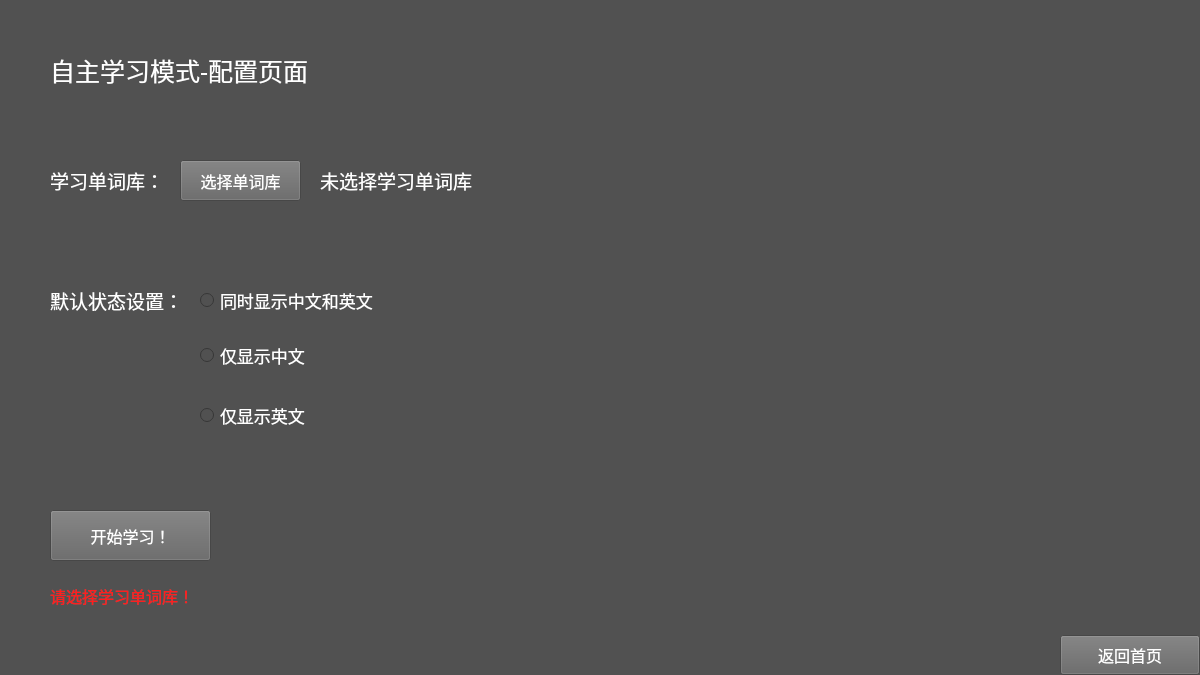
Old version of the form LearnMenu.ui in the repository liyuxuan2003/ParrotWords.
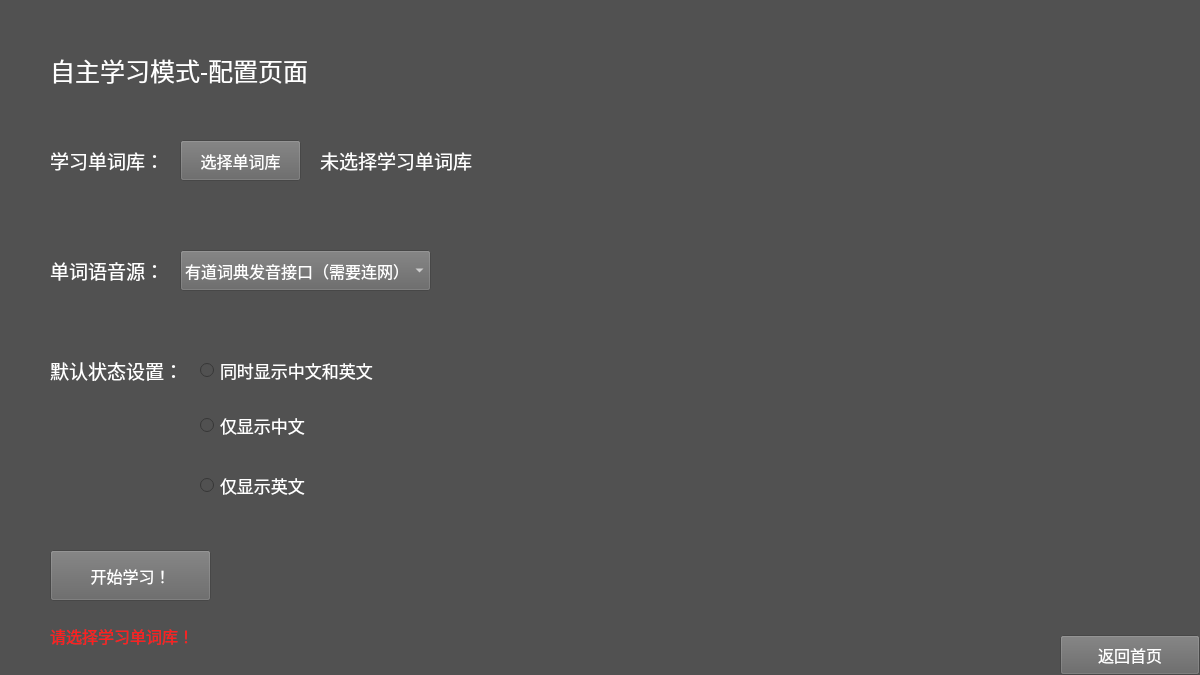
New version of the form.

Patch:
```diff
--- a/LearnMenu.ui
+++ b/LearnMenu.ui
@@ -20,7 +20,7 @@
    <property name="geometry">
     <rect>
      <x>320</x>
-     <y>160</y>
+     <y>140</y>
      <width>551</width>
      <height>41</height>
     </rect>
@@ -42,7 +42,7 @@
    <property name="geometry">
     <rect>
      <x>50</x>
-     <y>510</y>
+     <y>550</y>
      <width>161</width>
      <height>51</height>
     </rect>
@@ -65,7 +65,7 @@
    <property name="geometry">
     <rect>
      <x>50</x>
-     <y>580</y>
+     <y>620</y>
      <width>441</width>
      <height>31</height>
     </rect>
@@ -87,7 +87,7 @@
    <property name="geometry">
     <rect>
      <x>50</x>
-     <y>160</y>
+     <y>140</y>
      <width>121</width>
      <height>41</height>
     </rect>
@@ -154,7 +154,7 @@
    <property name="geometry">
     <rect>
      <x>180</x>
-     <y>160</y>
+     <y>140</y>
      <width>121</width>
      <height>41</height>
     </rect>
@@ -177,7 +177,7 @@
    <property name="geometry">
     <rect>
      <x>50</x>
-     <y>280</y>
+     <y>350</y>
      <width>131</width>
      <height>41</height>
     </rect>
@@ -199,7 +199,7 @@
    <property name="geometry">
     <rect>
      <x>200</x>
-     <y>285</y>
+     <y>355</y>
      <width>221</width>
      <height>31</height>
     </rect>
@@ -224,7 +224,7 @@
    <property name="geometry">
     <rect>
      <x>200</x>
-     <y>340</y>
+     <y>410</y>
      <width>221</width>
      <height>31</height>
     </rect>
@@ -249,7 +249,7 @@
    <property name="geometry">
     <rect>
      <x>200</x>
-     <y>400</y>
+     <y>470</y>
      <width>221</width>
      <height>31</height>
     </rect>
@@ -270,6 +270,58 @@
     <string>仅显示英文</string>
    </property>
   </widget>
+  <widget class="QLabel" name="labelSource">
+   <property name="geometry">
+    <rect>
+     <x>50</x>
+     <y>250</y>
+     <width>121</width>
+     <height>41</height>
+    </rect>
+   </property>
+   <property name="font">
+    <font>
+     <family>等线</family>
+     <pointsize>14</pointsize>
+    </font>
+   </property>
+   <property name="styleSheet">
+    <string notr="true">color: rgb(255, 255, 255);</string>
+   </property>
+   <property name="text">
+    <string>单词语音源：</string>
+   </property>
+  </widget>
+  <widget class="QComboBox" name="comboBoxSource">
+   <property name="geometry">
+    <rect>
+     <x>180</x>
+     <y>250</y>
+     <width>251</width>
+     <height>41</height>
+    </rect>
+   </property>
+   <property name="font">
+    <font>
+     <family>等线</family>
+     <pointsize>12</pointsize>
+    </font>
+   </property>
+   <property name="styleSheet">
+    <string notr="true">background-color: rgb(100, 100, 100);
+color: rgb(255, 255, 255);</string>
+   </property>
+   <item>
+    <property name="text">
+     <string>有道词典发音接口（需要连网）</string>
+    </property>
+   </item>
+   <item>
+    <property name="text">
+     <string>本地机器语音合成（无需连网）</string>
+    </property>
+   </item>
+  </widget>
  </widget>
  <resources/>
  <connections/>
```
